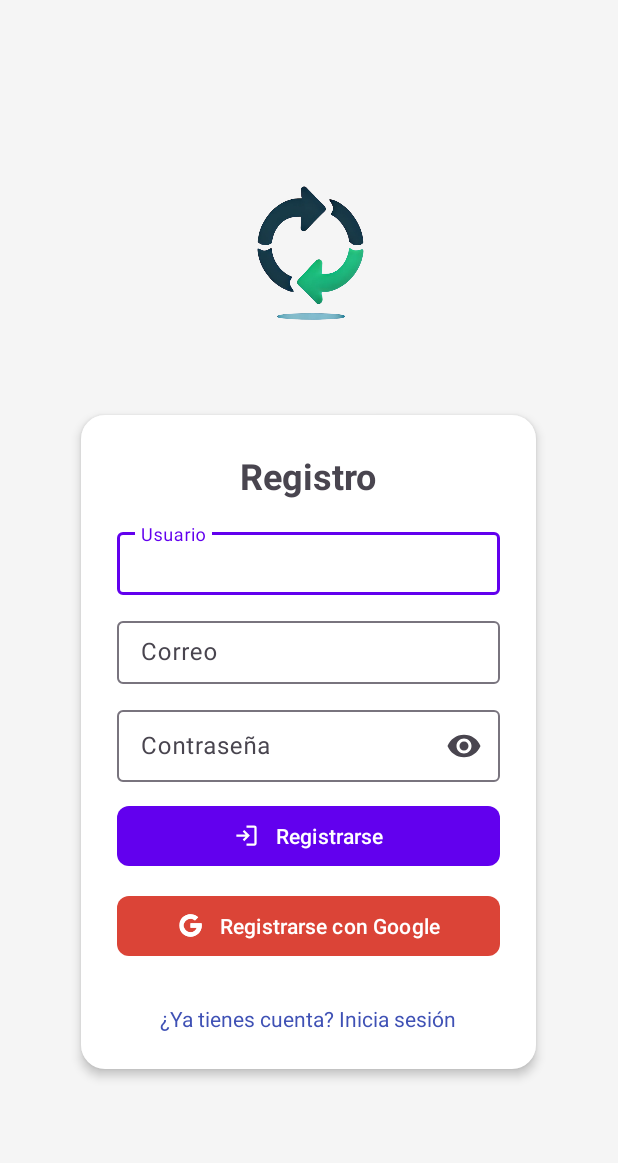
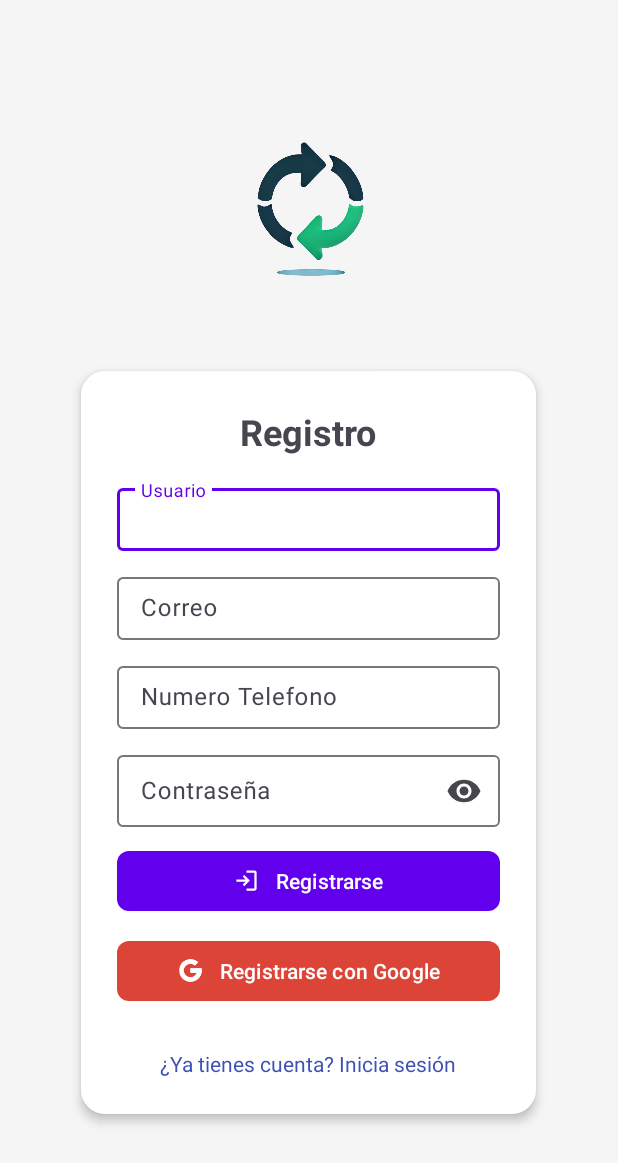
Before and after one commit to NoeliaDuranL/cambiayanooficial2, an Android app: the RegisterActivity screen opened directly, with no data from a screen before it, on a phone screen of 412 x 824 dp. Shown: the top 1163 px of the screen. Run offline under Robolectric (Android 15) with nearby library versions, the phone set to English and light mode, and no system bars.

Commit message:
Agragando Numero de Usuario

```diff
--- a/app/src/main/java/com/example/cambiayanooficial2/models/Publicacion.kt
+++ b/app/src/main/java/com/example/cambiayanooficial2/models/Publicacion.kt
@@ -33,7 +33,8 @@ data class Post(
 data class Usuario(
     val id_usuario: Int,          // ID del usuario
     val usuario: String,          // Nombre de usuario
-    val correo: String,           // Correo del usuario
+    val correo: String,
+    val number: String,// Correo del usuario
     val estado: Int,              // Estado del usuario
     val created_at: String?,      // Fecha de creación del usuario
     val updated_at: String?       // Fecha de última actualización del usuario
--- a/app/src/main/java/com/example/cambiayanooficial2/models/User.kt
+++ b/app/src/main/java/com/example/cambiayanooficial2/models/User.kt
@@ -2,7 +2,8 @@ package com.example.cambiayanooficial2.models
 data class User(
     val id_usuario: Int,
     val usuario: String,  // Nombre de usuario
-    val correo: String,   // Correo del usuario
+    val correo: String,
+    val number: String,// Correo del usuario
     val nombre: String,   // Nombre de la persona
     val apellido: String  // Apellido de la persona
 )
--- a/app/src/main/java/com/example/cambiayanooficial2/models/request/RegisterRequest.kt
+++ b/app/src/main/java/com/example/cambiayanooficial2/models/request/RegisterRequest.kt
@@ -3,6 +3,7 @@ package com.example.cambiayanooficial2.models.request
 data class RegisterRequest(
     val usuario: String,
     val correo: String,
+    val numero_celular: String,
     val contrasena: String,
     val id_persona: Int
 )
--- a/app/src/main/res/layout/activity_register.xml
+++ b/app/src/main/res/layout/activity_register.xml
@@ -78,6 +78,22 @@
                     android:backgroundTint="#CCCCCC"
                     android:inputType="textEmailAddress"
                     android:hint="Correo"
+                    android:padding="10dp" />
+            </com.google.android.material.textfield.TextInputLayout>
+
+            <!--   Campo para NUmber-->
+            <com.google.android.material.textfield.TextInputLayout
+
+                android:layout_width="match_parent"
+                android:layout_height="wrap_content"
+                android:layout_marginBottom="12dp">
+
+                <com.google.android.material.textfield.TextInputEditText
+                    android:id="@+id/number"
+                    android:layout_width="match_parent"
+                    android:layout_height="wrap_content"
+                    android:backgroundTint="#CCCCCC"
+                    android:hint="Numero Telefono"
                     android:padding="10dp" />
             </com.google.android.material.textfield.TextInputLayout>
 
```
Also changed, not shown: app/src/main/java/com/example/cambiayanooficial2/ui/auth/RegisterActivity.kt (+29 -2 lines).
